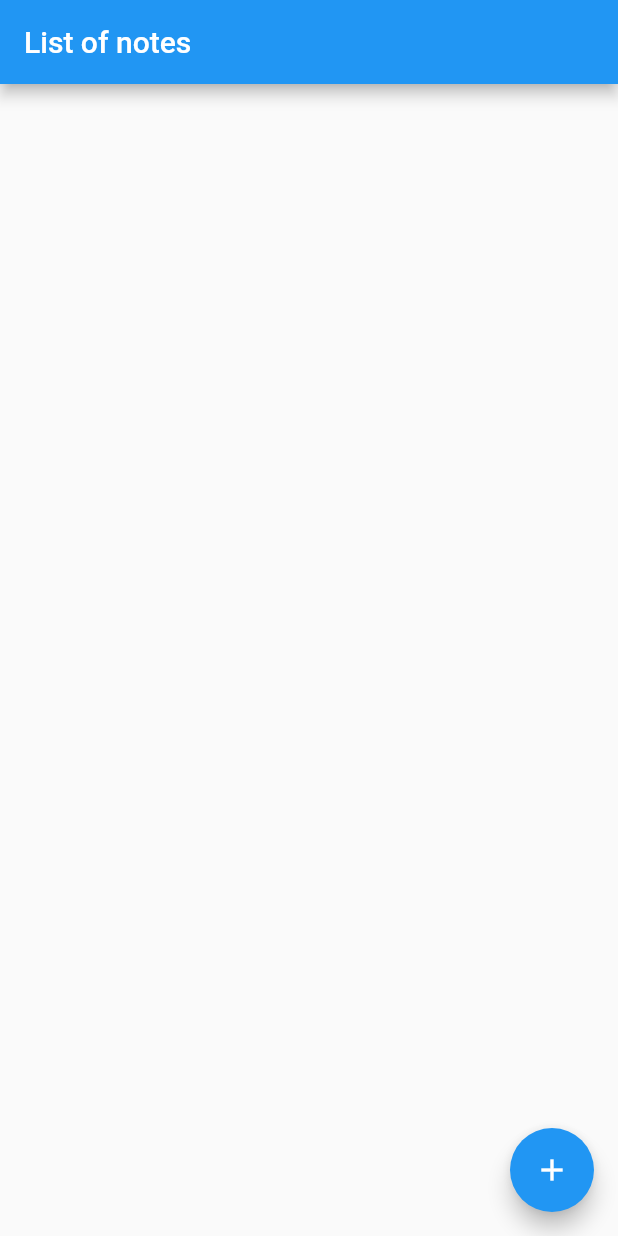
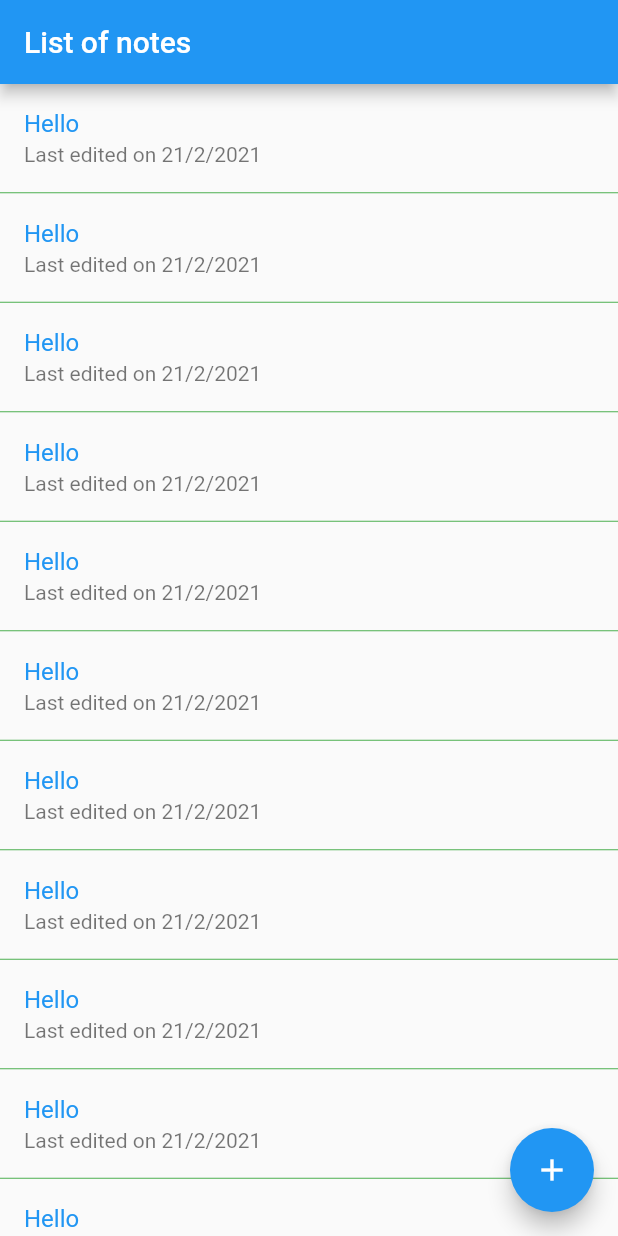
Before and after one commit to HowkMii/Consuming-a-REST-API-with-Flutter, a Flutter app: the screen it shows after launch, on a phone screen of 412 x 824 dp. Run offline on Flutter 3.47's test engine with Material 2 defaults, Android fonts, the phone set to English and light mode, and no system bars.

Commit message:
creating note list

```diff
--- a/lib/views/note_list.dart
+++ b/lib/views/note_list.dart
@@ -9,7 +9,19 @@
         onPressed: () {},
         child: Icon(Icons.add),
       ),
-      body: Container(),
+      body: ListView.separated(
+        separatorBuilder: (_, __) => Divider(height: 1, color: Colors.green),
+        itemBuilder: (_, index) {
+          return ListTile(
+            title: Text(
+              'Hello',
+              style: TextStyle(color: Theme.of(context).primaryColor),
+            ),
+            subtitle: Text('Last edited on 21/2/2021'),
+          );
+        },
+        itemCount: 30,
+      ),
     );
   }
 }
```
